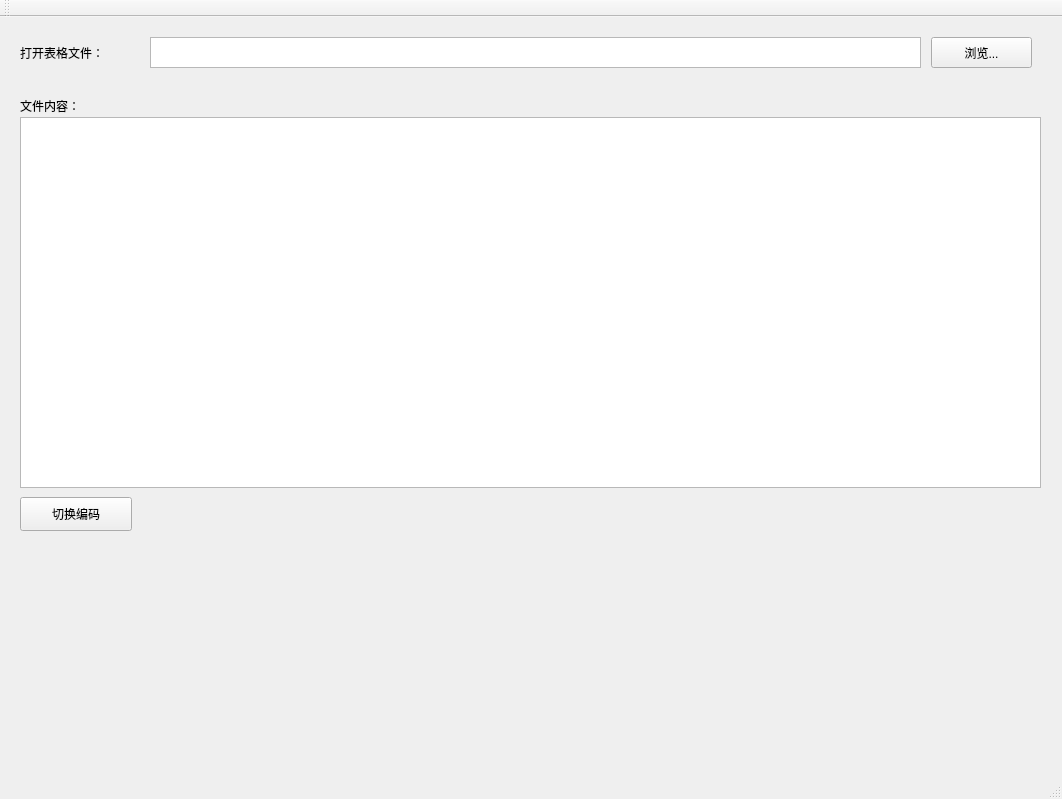
First picture: the form in QExcelTool/QExcelTool.ui, repository KeithCoreDumped/QExcelTool, before the edit.
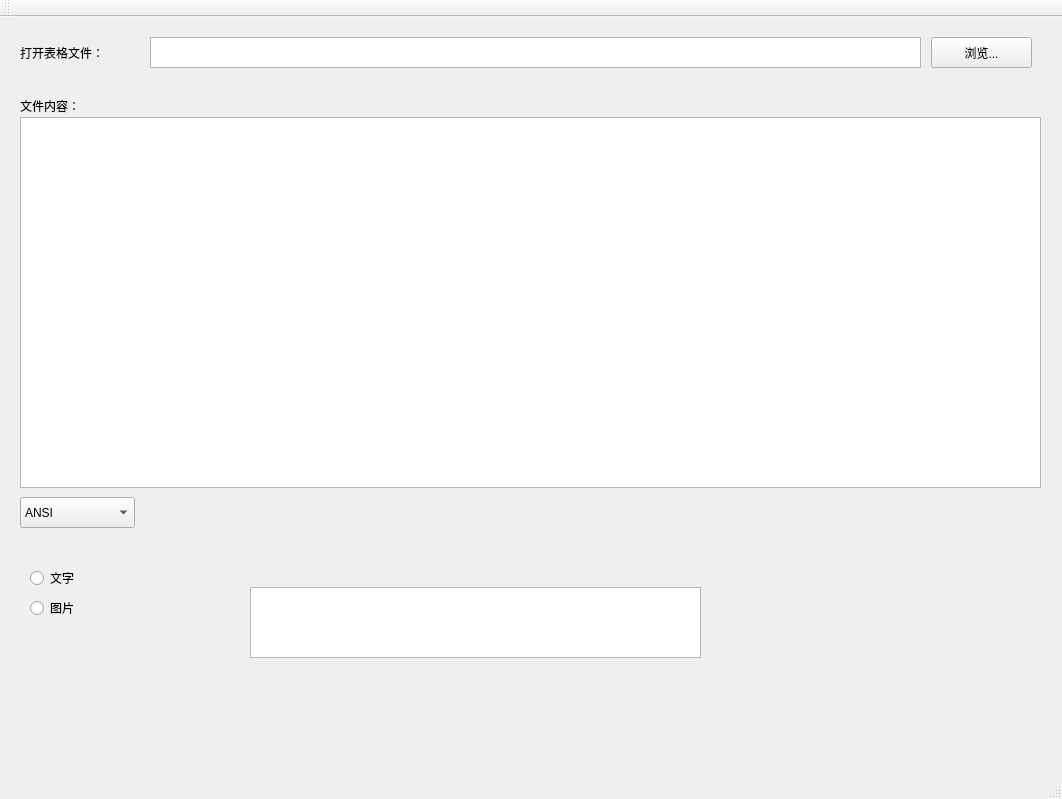
Second picture: the form after the edit.

Patch:
```diff
--- a/QExcelTool/QExcelTool.ui
+++ b/QExcelTool/QExcelTool.ui
@@ -88,22 +88,81 @@
      <string>文件内容：</string>
     </property>
    </widget>
-   <widget class="QPushButton" name="ChangeDecButton">
+   <widget class="QComboBox" name="comboBox">
     <property name="geometry">
      <rect>
       <x>20</x>
       <y>480</y>
-      <width>112</width>
-      <height>34</height>
+      <width>115</width>
+      <height>31</height>
      </rect>
     </property>
-    <property name="toolTip">
-     <string notr="true">&lt;html&gt;&lt;head/&gt;&lt;body&gt;&lt;p&gt;当&lt;span style=&quot; font-weight:600;&quot;&gt;出现乱码&lt;/span&gt;时点击此处&lt;/p&gt;&lt;/body&gt;&lt;/html&gt;</string>
+    <item>
+     <property name="text">
+      <string>ANSI</string>
+     </property>
+    </item>
+    <item>
+     <property name="text">
+      <string>UTF-8</string>
+     </property>
+    </item>
+    <item>
+     <property name="text">
+      <string>UTF-16</string>
+     </property>
+    </item>
+    <item>
+     <property name="text">
+      <string>UTF-16BE</string>
+     </property>
+    </item>
+   </widget>
+   <widget class="QTextBrowser" name="textBrowser_2">
+    <property name="geometry">
+     <rect>
+      <x>250</x>
+      <y>570</y>
+      <width>451</width>
+      <height>71</height>
+     </rect>
     </property>
+   </widget>
+   <widget class="QRadioButton" name="radioButton">
+    <property name="geometry">
+     <rect>
+      <x>30</x>
+      <y>550</y>
+      <width>132</width>
+      <height>22</height>
+     </rect>
+    </property>
     <property name="text">
-     <string>切换编码</string>
+     <string>文字</string>
     </property>
    </widget>
+   <widget class="QRadioButton" name="radioButton_2">
+    <property name="geometry">
+     <rect>
+      <x>30</x>
+      <y>580</y>
+      <width>132</width>
+      <height>22</height>
+     </rect>
+    </property>
+    <property name="text">
+     <string>图片</string>
+    </property>
+   </widget>
+   <zorder>comboBox</zorder>
+   <zorder>label</zorder>
+   <zorder>pushButton_1</zorder>
+   <zorder>textBrowser</zorder>
+   <zorder>tableView</zorder>
+   <zorder>label_2</zorder>
+   <zorder>textBrowser_2</zorder>
+   <zorder>radioButton</zorder>
+   <zorder>radioButton_2</zorder>
   </widget>
   <widget class="QMenuBar" name="menuBar">
    <property name="geometry">
```
